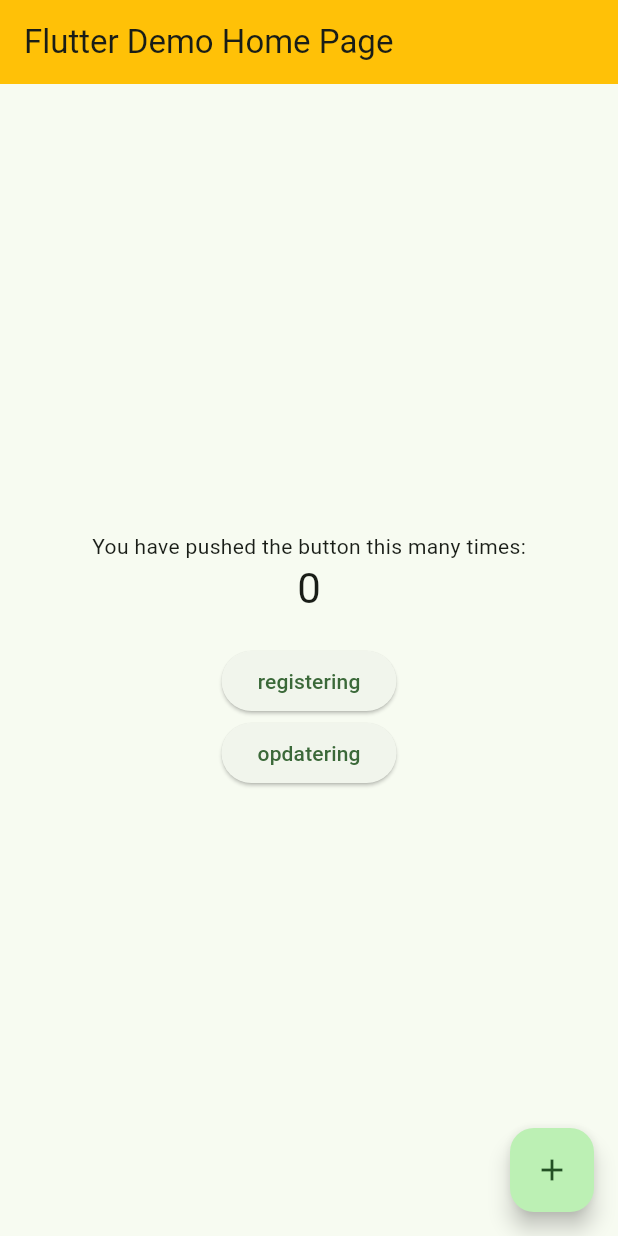
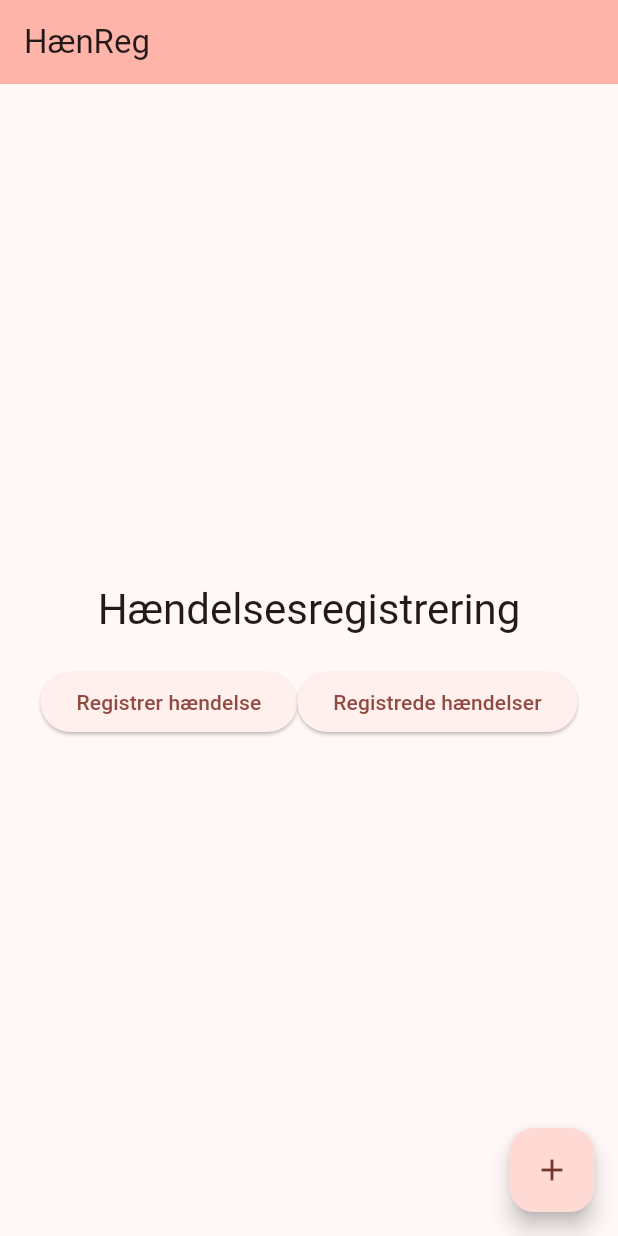
Before and after one commit to haenreg/haenreg_mobile, a Flutter app: the screen it shows after launch, on a phone screen of 412 x 824 dp. Run offline on Flutter 3.47's test engine with Material 3 defaults, Android fonts, the phone set to English and light mode, and no system bars.

Commit message:
Frontpage - tekst ændringer

```diff
--- a/lib/main.dart
+++ b/lib/main.dart
@@ -13,7 +13,7 @@ class MyApp extends StatelessWidget {
   @override
   Widget build(BuildContext context) {
     return MaterialApp(
-      title: 'Flutter Demo',
+      title: 'HænReg',
       theme: ThemeData(
         // This is the theme of your application.
         //
@@ -30,10 +30,10 @@ class MyApp extends StatelessWidget {
         //
         // This works for code too, not just values: Most code changes can be
         // tested with just a hot reload.
-        colorScheme: ColorScheme.fromSeed(seedColor: Colors.green),
+        colorScheme: ColorScheme.fromSeed(seedColor: Colors.red),
         useMaterial3: true,
       ),
-      home: const MyHomePage(title: 'Flutter Demo Home Page'),
+      home: const MyHomePage(title: 'HænReg'),
     );
   }
 }
@@ -97,7 +97,7 @@ class _MyHomePageState extends State<MyHomePage> {
         // TRY THIS: Try changing the color here to a specific color (to
         // Colors.amber, perhaps?) and trigger a hot reload to see the AppBar
         // change color while the other colors stay the same.
-        backgroundColor: Colors.amber,
+        backgroundColor: Theme.of(context).colorScheme.inversePrimary,
         // Here we take the value from the MyHomePage object that was created by
         // the App.build method, and use it to set our appbar title.
         title: Text(widget.title),
@@ -121,25 +121,27 @@ class _MyHomePageState extends State<MyHomePage> {
           // wireframe for each widget.
           mainAxisAlignment: MainAxisAlignment.center,
           children: <Widget>[
-            const Text(
-              'You have pushed the button this many times:',
-            ),
             Text(
-              '$_counter',
+              'Hændelsesregistrering',
               style: Theme.of(context).textTheme.headlineMedium,
             ),
             SizedBox(height: 20),
-            ElevatedButton(
+            Row(
+              mainAxisAlignment: MainAxisAlignment.center,
+              children: [
+                    ElevatedButton(
               onPressed: () => _navigateToRegistrationPage(context),
-              child: Text('registering'),
+              child: Text('Registrer hændelse'),
             ),
             ElevatedButton(
               onPressed: () => _navigateToUpdatePage(context),
-              child: Text('opdatering'),
+              child: Text('Registrede hændelser'),
             ),
-          ],
+              ],
+            ),
+           ],
+          ),
         ),
-      ),
       floatingActionButton: FloatingActionButton(
         onPressed: _incrementCounter,
         tooltip: 'Increment',
```
